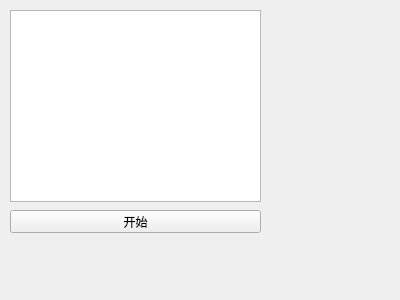
Old version of the form subtitle_resync_helper/gui.ui in the repository Asvel/SubtitleResyncHelper.
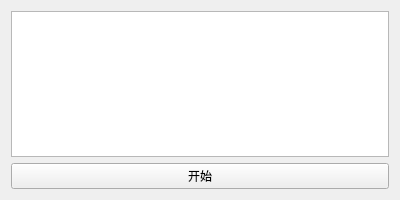
New version of the form.

Commit message: 图形界面使用QTableWidget

```diff
--- a/subtitle_resync_helper/gui.ui
+++ b/subtitle_resync_helper/gui.ui
@@ -7,35 +7,37 @@
     <x>0</x>
     <y>0</y>
     <width>400</width>
-    <height>300</height>
+    <height>200</height>
    </rect>
   </property>
+  <property name="sizePolicy">
+   <sizepolicy hsizetype="Preferred" vsizetype="Preferred">
+    <horstretch>0</horstretch>
+    <verstretch>0</verstretch>
+   </sizepolicy>
+  </property>
   <property name="windowTitle">
    <string>Form</string>
   </property>
+  <layout class="QGridLayout" name="gridLayout">
+   <item row="1" column="0">
   <widget class="QPushButton" name="ct_switch">
-   <property name="geometry">
-    <rect>
-     <x>10</x>
-     <y>210</y>
-     <width>251</width>
-     <height>23</height>
-    </rect>
-   </property>
    <property name="text">
     <string>开始</string>
    </property>
   </widget>
-  <widget class="QListWidget" name="ct_list">
-   <property name="geometry">
-    <rect>
-     <x>10</x>
-     <y>10</y>
-     <width>251</width>
-     <height>192</height>
-    </rect>
-   </property>
-  </widget>
+   </item>
+   <item row="0" column="0">
+    <widget class="QTableWidget" name="ct_table">
+     <attribute name="verticalHeaderVisible">
+      <bool>false</bool>
+     </attribute>
+     <attribute name="verticalHeaderDefaultSectionSize">
+      <number>20</number>
+     </attribute>
+    </widget>
+   </item>
+  </layout>
  </widget>
  <resources/>
  <connections>
```
Lines whose indentation alone changed are shown as unchanged. The commit also changes 3 other files.
